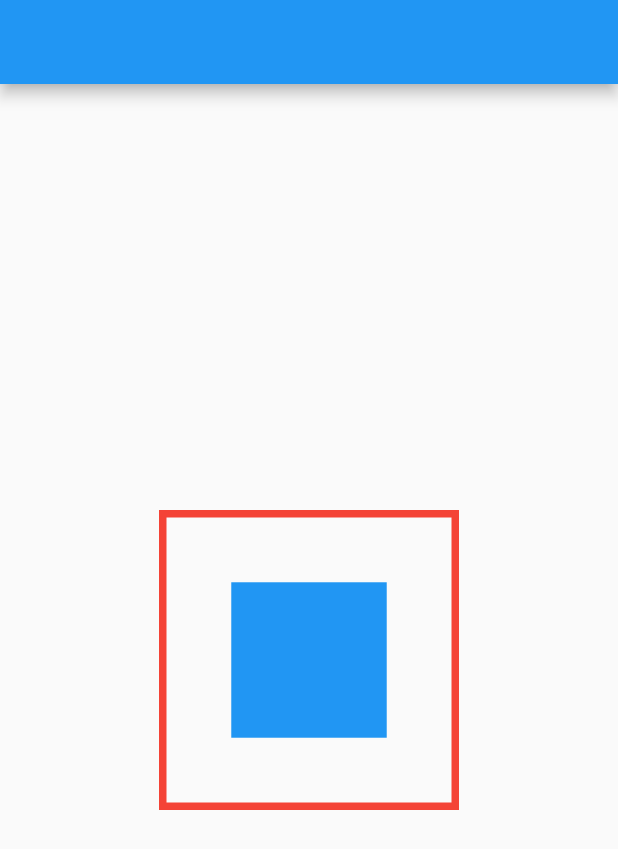
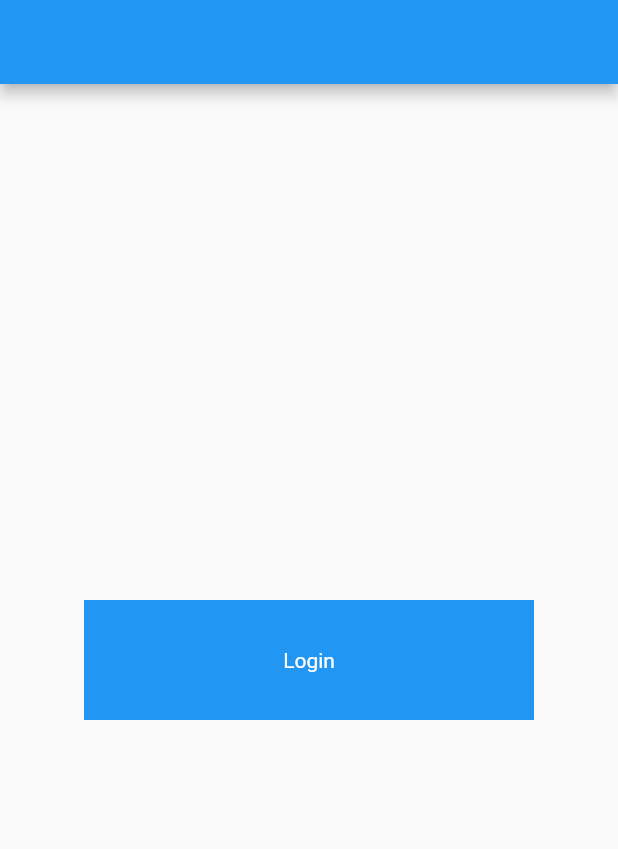
Before and after one commit to sasen98/animation_demo, a Flutter app: the screen it shows after launch, on a phone screen of 412 x 824 dp. Shown: the top 849 px of the screen. Run offline on Flutter 3.47's test engine with Material 2 defaults, Android fonts, the light colour scheme and no system bars.

Commit message:
animated btn

```diff
--- /dev/null
+++ b/lib/button_screen.dart
@@ -0,0 +1,64 @@
+import 'package:flutter/material.dart';
+
+class ButtonScreen extends StatelessWidget {
+  const ButtonScreen({super.key});
+
+  @override
+  Widget build(BuildContext context) {
+    return Scaffold(
+      appBar: AppBar(),
+      body: const Center(
+        child: AnimatedButton(),
+      ),
+    );
+  }
+}
+
+class AnimatedButton extends StatefulWidget {
+  const AnimatedButton({super.key});
+
+  @override
+  State<AnimatedButton> createState() => _AnimatedButtonState();
+}
+
+class _AnimatedButtonState extends State<AnimatedButton> {
+  double _width = 300;
+  double _height = 80;
+  bool isLoading = false;
+  Color _color = Colors.blue;
+  @override
+  Widget build(BuildContext context) {
+    return InkWell(
+      onTap: () {
+        setState(() {
+          isLoading = !isLoading;
+          _width = isLoading ? 50 : 300;
+          _height = isLoading ? 45 : 80;
+
+          _color = isLoading ? Colors.blue.withOpacity(0.4) : Colors.blue;
+        });
+      },
+      child: AnimatedContainer(
+        alignment: Alignment.center,
+        width: _width,
+        height: _height,
+        decoration: BoxDecoration(
+          color: _color,
+        ),
+        duration: const Duration(seconds: 1),
+        curve: Curves.fastOutSlowIn,
+        child: isLoading
+            ? const CircularProgressIndicator(
+                color: Colors.white,
+              )
+            : const Text(
+                'Login',
+                textAlign: TextAlign.center,
+                style: TextStyle(
+                  color: Colors.white,
+                ),
+              ),
+      ),
+    );
+  }
+}
--- a/lib/main.dart
+++ b/lib/main.dart
@@ -1,4 +1,6 @@
+import 'package:animation_demo/button_screen.dart';
 import 'package:animation_demo/home_screen.dart';
+import 'package:animation_demo/home_two.dart';
 import 'package:flutter/material.dart';
 
 void main() {
@@ -7,8 +9,6 @@ void main() {
 
 class MyApp extends StatelessWidget {
   const MyApp({super.key});
-
-  // This widget is the root of your application.
   @override
   Widget build(BuildContext context) {
     return MaterialApp(
@@ -16,6 +16,6 @@ class MyApp extends StatelessWidget {
         theme: ThemeData(
           primarySwatch: Colors.blue,
         ),
-        home: const HomeScreen());
+        home: const ButtonScreen());
   }
 }
```
Also changed, not shown: lib/home_two.dart (added, +104 -0 lines).
